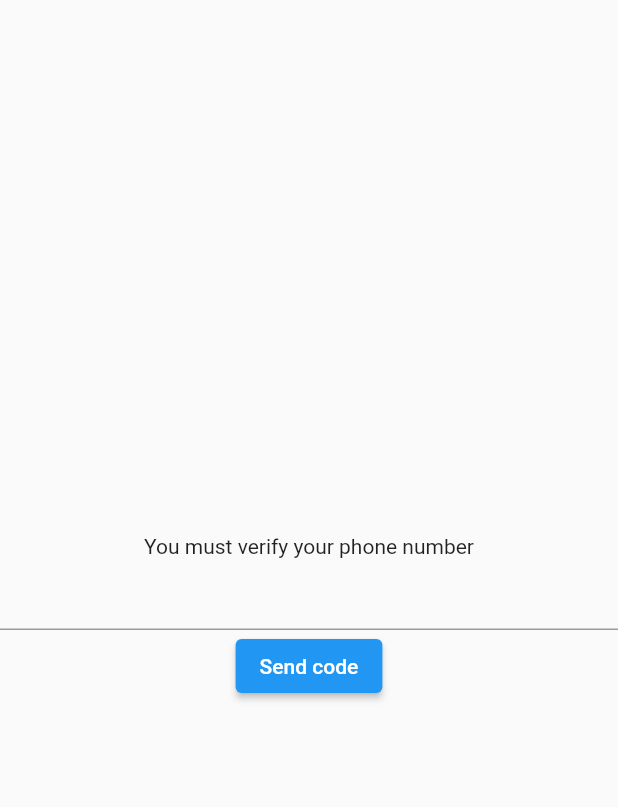
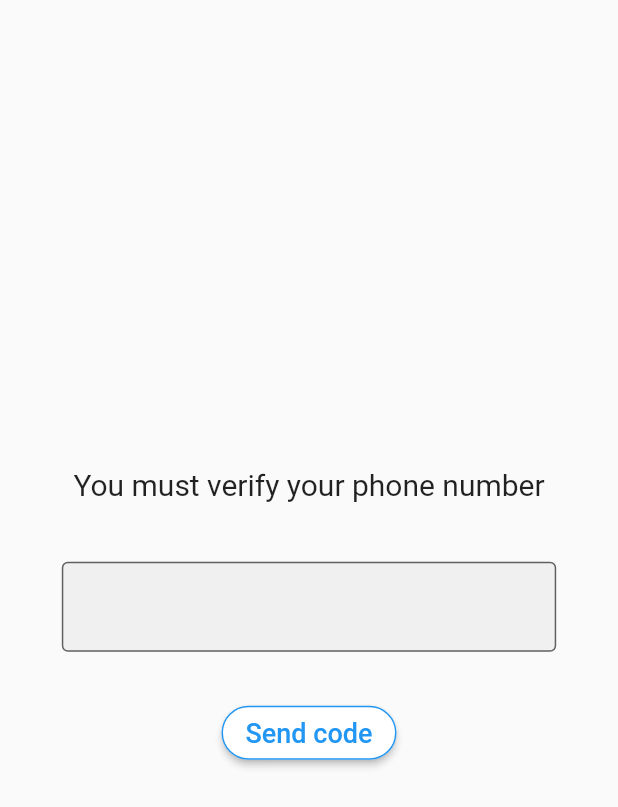
Before and after one commit to kuklinorbert/CryptoApp, a Flutter app: the screen it shows after launch, on a phone screen of 412 x 824 dp. Shown: the top 807 px of the screen. Run offline on Flutter 3.47's test engine with Material 2 defaults, Android fonts, the phone set to English and light mode, and no system bars; our stand-ins replace bloc, dartz, data_connection_checker, equatable, firebase_auth, firebase_core and 3 more; accounts and stored records are empty.

Commit message:
authentication design + connection check

```diff
--- a/lib/core/error/failures.dart
+++ b/lib/core/error/failures.dart
@@ -14,3 +14,5 @@ class CodeSendFailure extends Failure {}
 class LogoutFailure extends Failure {}
 
 class VerifyFailure extends Failure {}
+
+class NetworkFailure extends Failure {}
--- /dev/null
+++ b/lib/core/network/network_info.dart
@@ -0,0 +1,14 @@
+import 'package:data_connection_checker/data_connection_checker.dart';
+
+abstract class NetworkInfo {
+  Future<bool> get isConnected;
+}
+
+class NetworkInfoImpl implements NetworkInfo {
+  final DataConnectionChecker connectionChecker;
+
+  NetworkInfoImpl(this.connectionChecker);
+
+  @override
+  Future<bool> get isConnected => connectionChecker.hasConnection;
+}
--- a/lib/features/cryptoapp/data/repositories/auth_repository_impl.dart
+++ b/lib/features/cryptoapp/data/repositories/auth_repository_impl.dart
@@ -1,12 +1,15 @@
 import 'package:cryptoapp/core/error/failures.dart';
+import 'package:cryptoapp/core/network/network_info.dart';
 import 'package:cryptoapp/features/cryptoapp/domain/repositories/auth_repository.dart';
 import 'package:dartz/dartz.dart';
 import 'package:firebase_auth/firebase_auth.dart';
+import 'package:flutter/cupertino.dart';
 
 class AuthRepositoryImpl implements AuthRepository {
   final FirebaseAuth _firebaseAuth;
+  final NetworkInfo networkInfo;
 
-  AuthRepositoryImpl({FirebaseAuth firebaseAuth})
+  AuthRepositoryImpl({FirebaseAuth firebaseAuth, @required this.networkInfo})
       : _firebaseAuth = firebaseAuth ?? FirebaseAuth.instance;
 
   @override
@@ -72,13 +75,18 @@ class AuthRepositoryImpl implements AuthRepository {
   @override
   Future<Either<Failure, UserCredential>> verifyCode(
       String verificationId, String smsCode) async {
+    if (await networkInfo.isConnected) {
       try {
         PhoneAuthCredential credential = PhoneAuthProvider.credential(
             verificationId: verificationId, smsCode: smsCode);
         final result = await _firebaseAuth.signInWithCredential(credential);
+        print(result);
         return Right(result);
       } catch (e) {
         return Left(VerifyFailure());
+      }
+    } else {
+      return Left(NetworkFailure());
     }
   }
 
--- a/lib/features/cryptoapp/presentation/bloc/auth/auth_bloc.dart
+++ b/lib/features/cryptoapp/presentation/bloc/auth/auth_bloc.dart
@@ -14,6 +14,7 @@ import 'package:dartz/dartz.dart';
 import 'package:equatable/equatable.dart';
 import 'package:firebase_auth/firebase_auth.dart';
 import 'package:flutter/cupertino.dart';
+import 'package:flutter/material.dart';
 
 part 'auth_event.dart';
 part 'auth_state.dart';
@@ -185,6 +186,8 @@ class AuthBloc extends Bloc<AuthEvent, AuthState> {
 
   String _mapFailureToMessage(Failure failure) {
     switch (failure.runtimeType) {
+      case NetworkFailure:
+        return 'network_fail';
       case CheckAuthFailure:
         return 'checkauth_fail'; //.tr();
       case CodeSendFailure:
--- a/lib/features/cryptoapp/presentation/pages/auth_page.dart
+++ b/lib/features/cryptoapp/presentation/pages/auth_page.dart
@@ -1,9 +1,11 @@
-import 'package:cryptoapp/features/cryptoapp/domain/usecases/check_auth.dart';
+import 'dart:ui';
+
 import 'package:cryptoapp/features/cryptoapp/presentation/bloc/auth/auth_bloc.dart';
 import 'package:cryptoapp/features/cryptoapp/presentation/widgets/show_snackbar.dart';
 import 'package:flutter/material.dart';
 import 'package:flutter/services.dart';
 import 'package:flutter_bloc/flutter_bloc.dart';
+import 'package:pinput/pin_put/pin_put.dart';
 
 import '../../../../injection_container.dart';
 
@@ -58,12 +60,27 @@ class _AuthPageState extends State<AuthPage> {
         },
         builder: (context, state) {
           if (state is AuthInitial || state is Unauthenticated) {
-            return Column(
+            return Center(
+              child: Column(
                   mainAxisAlignment: MainAxisAlignment.center,
                   children: [
-                  Text('You must verify your phone number'),
-                  TextFormField(
-                    inputFormatters: [FilteringTextInputFormatter.digitsOnly],
+                    Text(
+                      'You must verify your phone number',
+                      style: TextStyle(fontSize: 20),
+                    ),
+                    SizedBox(height: 40),
+                    SizedBox(
+                      width: MediaQuery.of(context).size.width * 0.8,
+                      child: TextFormField(
+                        style: TextStyle(
+                            fontSize: 17, fontWeight: FontWeight.w400),
+                        decoration: InputDecoration(
+                            filled: true,
+                            prefix: Text('+'),
+                            border: OutlineInputBorder()),
+                        inputFormatters: [
+                          FilteringTextInputFormatter.digitsOnly
+                        ],
                         keyboardType: TextInputType.number,
                         onChanged: (String value) {
                           phoneNumber = int.parse(value);
@@ -72,35 +89,89 @@ class _AuthPageState extends State<AuthPage> {
                           phoneNumber = int.parse(value);
                         },
                       ),
+                    ),
+                    SizedBox(
+                      height: 30,
+                    ),
                     ElevatedButton(
+                        style: ElevatedButton.styleFrom(
+                            shape: new RoundedRectangleBorder(
+                                borderRadius: new BorderRadius.circular(30.0)),
+                            primary: Colors.white,
+                            side: BorderSide(color: Colors.blue)),
                         onPressed: () {
-                        authBloc.add(
-                            SendCodeEvent(phoneNumber: phoneNumber.toString()));
+                          authBloc.add(SendCodeEvent(
+                              phoneNumber: phoneNumber.toString()));
                         },
-                      child: Text('Send code'))
-                ]);
+                        child: Text(
+                          'Send code',
+                          style: TextStyle(color: Colors.blue, fontSize: 18),
+                        ))
+                  ]),
+            );
           } else if (state is CodeSentState) {
-            return Column(
+            return Center(
+              child: Column(
                   mainAxisAlignment: MainAxisAlignment.center,
                   children: [
-                  Text('You must enter the code from the SMS'),
-                  TextFormField(
-                    inputFormatters: [FilteringTextInputFormatter.digitsOnly],
-                    keyboardType: TextInputType.number,
+                    Text('Enter the code from the SMS',
+                        style: TextStyle(fontSize: 20)),
+                    SizedBox(height: 40),
+                    SizedBox(
+                        width: MediaQuery.of(context).size.width * 0.8,
+                        child: PinPut(
+                          textStyle: TextStyle(
+                              fontSize: 17, fontWeight: FontWeight.bold),
+                          fieldsCount: 6,
+                          eachFieldWidth:
+                              MediaQuery.of(context).size.width * 0.1,
+                          selectedFieldDecoration: BoxDecoration(
+                              border: Border.all(color: Colors.blue),
+                              borderRadius: BorderRadius.circular(10.0),
+                              color: Colors.grey[200]),
+                          followingFieldDecoration: BoxDecoration(
+                              border: Border.all(color: Colors.blue),
+                              borderRadius: BorderRadius.circular(10.0),
+                              color: Colors.grey[200]),
+                          submittedFieldDecoration: BoxDecoration(
+                              border: Border.all(color: Colors.blue),
+                              borderRadius: BorderRadius.circular(10.0)),
                           onChanged: (String value) {
                             smsCode = value;
                           },
                           onSaved: (String value) {
                             smsCode = value;
                           },
+                        )),
+                    SizedBox(
+                      height: 30,
                     ),
                     ElevatedButton(
+                        style: ElevatedButton.styleFrom(
+                            shape: new RoundedRectangleBorder(
+                                borderRadius: new BorderRadius.circular(30.0)),
+                            primary: Colors.white,
+                            side: BorderSide(color: Colors.blue)),
                         onPressed: () {
                           authBloc.add(VerifyEvent(smsCode: smsCode));
                           //Bloc
                         },
-                      child: Text('Verify')),
-                  ElevatedButton(
+                        child: Text('Verify',
+                            style:
+                                TextStyle(color: Colors.blue, fontSize: 18))),
+                    TextButton.icon(
+                        icon: Icon(
+                          Icons.refresh,
+                        ),
+                        style: ButtonStyle(
+                          foregroundColor:
+                              MaterialStateProperty.resolveWith<Color>(
+                            (Set<MaterialState> states) =>
+                                states.contains(MaterialState.disabled)
+                                    ? Colors.grey
+                                    : Colors.purple,
+                          ),
+                        ),
                         onPressed: (resendTimes >= 3)
                             ? null
                             : () {
@@ -108,17 +179,12 @@ class _AuthPageState extends State<AuthPage> {
                                 resendTimes++;
                                 authBloc.add(ResendCodeEvent());
                               },
-                      // onPressed: () {
-                      //   resendTimes++;
-                      //   if (resendTimes == 3) {
-                      //     return null;
-                      //   } else {
-                      //     authBloc.add(ResendCodeEvent());
-                      //   }
-                      //   //Bloc
-                      // },
-                      child: Text('Resend Code'))
-                ]);
+                        label: Text(
+                          'Resend Code',
+                          style: TextStyle(fontSize: 16),
+                        ))
+                  ]),
+            );
           } else if (state is LoadingState) {
             return Center(
               child: CircularProgressIndicator(),
--- a/lib/injection_container.dart
+++ b/lib/injection_container.dart
@@ -1,3 +1,4 @@
+import 'package:cryptoapp/core/network/network_info.dart';
 import 'package:cryptoapp/features/cryptoapp/data/repositories/auth_repository_impl.dart';
 import 'package:cryptoapp/features/cryptoapp/domain/repositories/auth_repository.dart';
 import 'package:cryptoapp/features/cryptoapp/domain/usecases/check_auth.dart';
@@ -6,6 +7,7 @@ import 'package:cryptoapp/features/cryptoapp/domain/usecases/resend_code.dart';
 import 'package:cryptoapp/features/cryptoapp/domain/usecases/send_code.dart';
 import 'package:cryptoapp/features/cryptoapp/domain/usecases/verify_code.dart';
 import 'package:cryptoapp/features/cryptoapp/presentation/bloc/auth/auth_bloc.dart';
+import 'package:data_connection_checker/data_connection_checker.dart';
 import 'package:firebase_auth/firebase_auth.dart';
 import 'package:get_it/get_it.dart';
 
@@ -27,11 +29,13 @@ Future<void> init() async {
   sl.registerLazySingleton(() => Logout(sl()));
   sl.registerLazySingleton(() => ResendCode(sl()));
   //Repository
-  sl.registerLazySingleton<AuthRepository>(() => AuthRepositoryImpl());
+  sl.registerLazySingleton<AuthRepository>(
+      () => AuthRepositoryImpl(networkInfo: sl()));
   //Data sources
 
   //Core
-
+  sl.registerLazySingleton<NetworkInfo>(() => NetworkInfoImpl(sl()));
   //External
   sl.registerLazySingleton(() => FirebaseAuth.instance);
+  sl.registerLazySingleton(() => DataConnectionChecker());
 }
--- a/pubspec.yaml
+++ b/pubspec.yaml
@@ -28,6 +28,8 @@ dependencies:
   equatable: ^2.0.3
   get_it: ^5.0.6
   dartz: ^0.9.2
+  data_connection_checker: ^0.3.4
+  pinput: ^1.2.0
 
 
 
```
Also changed, not shown: pubspec.lock. Lines whose indentation alone changed are shown as unchanged.
